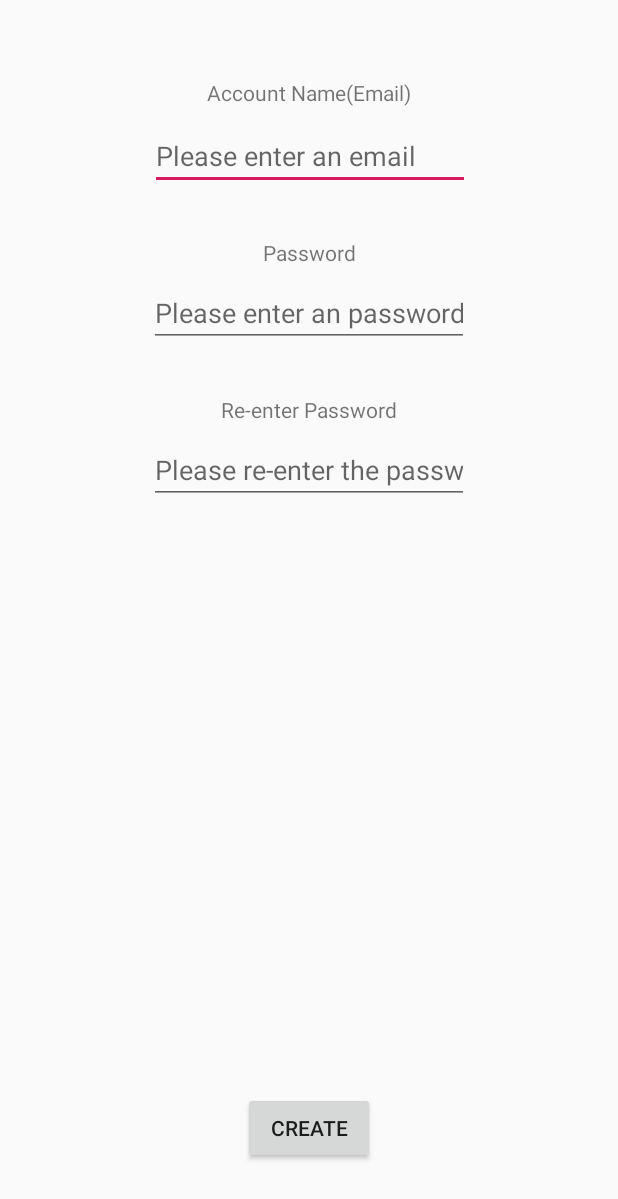
After one commit to minstrelzxm/seg2105_Final_Project_SuperMario, an Android app: the layout activity_create_owner_account.xml on its own in the app's theme, with its tools: preview values and no code run, on a phone screen of 412 x 824 dp. The commit adds this screen. Shown: the top 1199 px of the screen. Run offline under Robolectric (Android 15) with nearby library versions, the phone set to English and light mode, and no system bars.

```diff
--- a/app/src/main/AndroidManifest.xml
+++ b/app/src/main/AndroidManifest.xml
@@ -19,7 +19,9 @@
         <activity android:name=".CreateAccountActivity" />
         <activity android:name=".ChooseAccountTypeActivity" />
         <activity android:name=".WelcomeScreenActivity" />
-        <activity android:name=".LoginActivity"></activity>
+        <activity android:name=".LoginActivity" />
+        <activity android:name=".create_provider_account" />
+        <activity android:name=".create_owner_account"></activity>
     </application>
 
 </manifest>
--- /dev/null
+++ b/app/src/main/res/layout/activity_create_owner_account.xml
@@ -0,0 +1,114 @@
+<?xml version="1.0" encoding="utf-8"?>
+<android.support.constraint.ConstraintLayout xmlns:android="http://schemas.android.com/apk/res/android"
+    xmlns:app="http://schemas.android.com/apk/res-auto"
+    xmlns:tools="http://schemas.android.com/tools"
+    android:layout_width="match_parent"
+    android:layout_height="match_parent"
+    tools:context=".create_owner_account">
+
+    <TextView
+        android:id="@+id/textView3"
+        android:layout_width="wrap_content"
+        android:layout_height="wrap_content"
+        android:layout_marginStart="8dp"
+        android:layout_marginLeft="8dp"
+        android:layout_marginTop="52dp"
+        android:layout_marginEnd="8dp"
+        android:layout_marginRight="8dp"
+        android:text="Account Name(Email)"
+        app:layout_constraintEnd_toEndOf="parent"
+        app:layout_constraintStart_toStartOf="parent"
+        app:layout_constraintTop_toTopOf="parent" />
+
+    <EditText
+        android:id="@+id/createAccAccName"
+        android:layout_width="wrap_content"
+        android:layout_height="wrap_content"
+        android:layout_marginStart="8dp"
+        android:layout_marginLeft="8dp"
+        android:layout_marginTop="10dp"
+        android:layout_marginEnd="8dp"
+        android:layout_marginRight="8dp"
+        android:ems="10"
+        android:hint="Please enter an email"
+        android:inputType="textEmailAddress"
+        app:layout_constraintEnd_toEndOf="parent"
+        app:layout_constraintHorizontal_bias="0.503"
+        app:layout_constraintStart_toStartOf="parent"
+        app:layout_constraintTop_toBottomOf="@+id/textView3" />
+
+    <TextView
+        android:id="@+id/textView4"
+        android:layout_width="wrap_content"
+        android:layout_height="wrap_content"
+        android:layout_marginStart="8dp"
+        android:layout_marginLeft="8dp"
+        android:layout_marginTop="32dp"
+        android:layout_marginEnd="8dp"
+        android:layout_marginRight="8dp"
+        android:text="Password"
+        app:layout_constraintEnd_toEndOf="parent"
+        app:layout_constraintStart_toStartOf="parent"
+        app:layout_constraintTop_toBottomOf="@+id/createAccAccName" />
+
+    <EditText
+        android:id="@+id/createAccAccPassword"
+        android:layout_width="wrap_content"
+        android:layout_height="wrap_content"
+        android:layout_marginStart="8dp"
+        android:layout_marginLeft="8dp"
+        android:layout_marginTop="8dp"
+        android:layout_marginEnd="8dp"
+        android:layout_marginRight="8dp"
+        android:ems="10"
+        android:hint="Please enter an password"
+        android:inputType="textPassword"
+        app:layout_constraintEnd_toEndOf="parent"
+        app:layout_constraintStart_toStartOf="parent"
+        app:layout_constraintTop_toBottomOf="@+id/textView4" />
+
+    <TextView
+        android:id="@+id/textView5"
+        android:layout_width="wrap_content"
+        android:layout_height="wrap_content"
+        android:layout_marginStart="8dp"
+        android:layout_marginLeft="8dp"
+        android:layout_marginTop="32dp"
+        android:layout_marginEnd="8dp"
+        android:layout_marginRight="8dp"
+        android:text="Re-enter Password"
+        app:layout_constraintEnd_toEndOf="parent"
+        app:layout_constraintStart_toStartOf="parent"
+        app:layout_constraintTop_toBottomOf="@+id/createAccAccPassword" />
+
+    <EditText
+        android:id="@+id/createAccReAccPassword"
+        android:layout_width="wrap_content"
+        android:layout_height="wrap_content"
+        android:layout_marginStart="8dp"
+        android:layout_marginLeft="8dp"
+        android:layout_marginTop="8dp"
+        android:layout_marginEnd="8dp"
+        android:layout_marginRight="8dp"
+        android:ems="10"
+        android:hint="Please re-enter the password"
+        android:inputType="textPassword"
+        app:layout_constraintEnd_toEndOf="parent"
+        app:layout_constraintStart_toStartOf="parent"
+        app:layout_constraintTop_toBottomOf="@+id/textView5" />
+
+    <Button
+        android:id="@+id/createAccCreateBtn"
+        android:layout_width="wrap_content"
+        android:layout_height="wrap_content"
+        android:layout_marginStart="8dp"
+        android:layout_marginLeft="8dp"
+        android:layout_marginEnd="8dp"
+        android:layout_marginRight="8dp"
+        android:layout_marginBottom="48dp"
+        android:text="Create"
+        app:layout_constraintBottom_toBottomOf="parent"
+        app:layout_constraintEnd_toEndOf="parent"
+        app:layout_constraintStart_toStartOf="parent" />
+
+</android.support.constraint.ConstraintLayout>
```
Also changed, not shown: app/src/main/java/com/example/yuxuan/supermario/ChooseAccountTypeActivity.java (+18 -6 lines), app/src/main/java/com/example/yuxuan/supermario/CreateAccountActivity.java (+27 -26 lines), app/src/main/java/com/example/yuxuan/supermario/create_owner_account.java (+8 -12 lines), app/src/main/java/com/example/yuxuan/supermario/create_provider_account.java (+7 -14 lines), app/src/main/res/layout/activity_create_provider_account.xml (added, +113 -0 lines).
